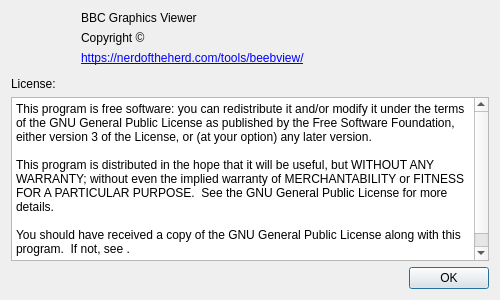
This is About.ui in ribbons/BeebView as Qt 5 draws it before an edit. The edited form follows.
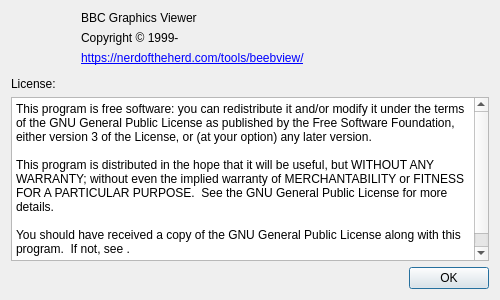
This is the edited form. Icons and pictures are not drawn.

Commit message: Move author copyright to individual files

Diff of the .ui file:
```diff
--- a/About.ui
+++ b/About.ui
@@ -50,7 +50,7 @@
        <item>
         <widget class="QLabel" name="labelCopyright">
          <property name="text">
-          <string>Copyright © </string>
+          <string>Copyright © 1999-</string>
          </property>
         </widget>
        </item>
```
The commit also changes 16 other files.
